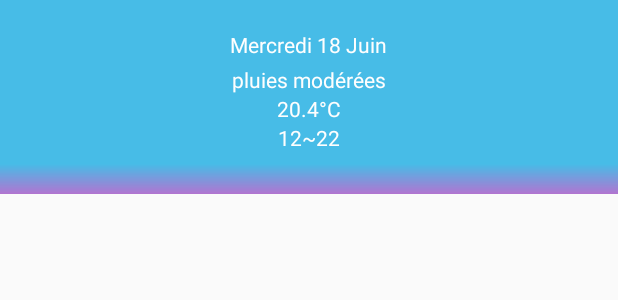
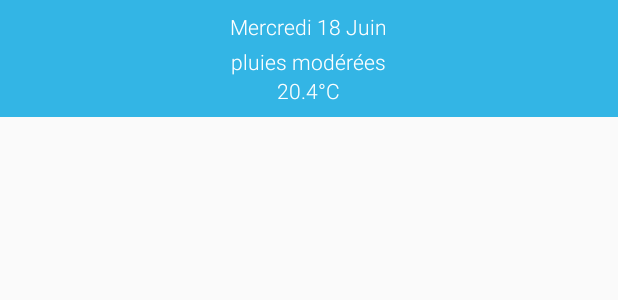
Before and after one commit to tvbarthel/SimpleWeatherForecast, an Android app: the layout row_app_widget.xml on its own in the app's theme, with its tools: preview values and no code run, on a phone screen of 412 x 824 dp. Shown: the top 300 px of the screen. Run offline under Robolectric (Android 15) with nearby library versions, the phone set to English and light mode, and no system bars.

Commit message:
Make widget more readable

```diff
--- a/SimpleWeatherForecast/src/main/res/layout/app_widget.xml
+++ b/SimpleWeatherForecast/src/main/res/layout/app_widget.xml
@@ -8,8 +8,10 @@
         android:id="@+id/app_widget_list_view"
         android:layout_width="match_parent"
         android:layout_height="match_parent"
-        android:dividerHeight="0dp"
-        android:divider="@android:color/transparent"/>
+        android:background="@color/app_widget_background"
+        android:clipToPadding="false"
+        android:divider="@android:color/transparent"
+        android:dividerHeight="@dimen/app_widget_divider_height" />
 
     <ProgressBar
         android:id="@+id/app_widget_empty_view"
--- a/SimpleWeatherForecast/src/main/res/layout/row_app_widget.xml
+++ b/SimpleWeatherForecast/src/main/res/layout/row_app_widget.xml
@@ -6,7 +6,6 @@
     xmlns:tools="http://schemas.android.com/tools"
     android:layout_width="match_parent"
     android:layout_height="wrap_content"
-    android:alpha="0.9"
     android:orientation="vertical">
 
     <LinearLayout
@@ -14,24 +13,25 @@
         android:layout_width="match_parent"
         android:layout_height="wrap_content"
         android:orientation="vertical"
-        tools:background="@color/holo_blue"
-        android:padding="@dimen/default_padding">
+        android:padding="@dimen/default_padding"
+        tools:background="@color/holo_blue">
 
         <TextView
             android:id="@+id/row_app_widget_date"
             android:layout_width="wrap_content"
             android:layout_height="wrap_content"
             android:layout_gravity="center_horizontal"
-            android:layout_marginTop="12dp"
             android:layout_marginBottom="4dp"
+            android:fontFamily="sans-serif-light"
             android:textColor="@android:color/white"
-            tools:text="Mercredi 18 Juin"/>
+            tools:text="Mercredi 18 Juin" />
 
         <TextView
             android:id="@+id/row_app_widget_weather"
             android:layout_width="wrap_content"
             android:layout_height="wrap_content"
             android:layout_gravity="center_horizontal"
+            android:fontFamily="sans-serif-light"
             android:textColor="@android:color/white"
             tools:text="pluies modérées" />
 
@@ -40,25 +40,10 @@
             android:layout_width="wrap_content"
             android:layout_height="wrap_content"
             android:layout_gravity="center_horizontal"
+            android:fontFamily="sans-serif-light"
             android:textColor="@android:color/white"
             tools:text="20.4°C" />
 
-        <TextView
-            android:id="@+id/row_app_widget_min_max"
-            android:layout_width="wrap_content"
-            android:layout_height="wrap_content"
-            android:layout_gravity="center_horizontal"
-            android:textColor="@android:color/white"
-            tools:text="12~22" />
-
     </LinearLayout>
 
-    <LinearLayout
-        android:id="@+id/row_app_widget_gradient"
-        tools:background="@drawable/bg_blue_purple"
-        android:layout_width="match_parent"
-        android:orientation="vertical"
-        android:layout_height="20dp" />
-
-
 </LinearLayout>
--- a/SimpleWeatherForecast/src/main/res/values/colors.xml
+++ b/SimpleWeatherForecast/src/main/res/values/colors.xml
@@ -18,5 +18,7 @@
     <color name="row_more_apps_title_background">#CC333333</color>
     <color name="row_more_apps_title">#FFFFFFFF</color>
 
+    <!-- App Widget -->
+    <color name="app_widget_background">#77000000</color>
 
 </resources>
--- a/SimpleWeatherForecast/src/main/res/values/dimens.xml
+++ b/SimpleWeatherForecast/src/main/res/values/dimens.xml
@@ -9,4 +9,7 @@
     <!-- More apps dialog fragment -->
     <dimen name="dialog_more_app_app_name_padding">32dp</dimen>
     <dimen name="dialog_more_app_logo_padding">8dp</dimen>
+
+    <!-- App Widget -->
+    <dimen name="app_widget_divider_height">4dp</dimen>
 </resources>
--- a/SimpleWeatherForecast/src/main/res/xml/app_widget_provider.xml
+++ b/SimpleWeatherForecast/src/main/res/xml/app_widget_provider.xml
@@ -2,8 +2,8 @@
 
 <appwidget-provider xmlns:android="http://schemas.android.com/apk/res/android"
     android:initialLayout="@layout/app_widget"
-    android:minHeight="40dp"
-    android:minWidth="40dp"
+    android:minHeight="110dp"
+    android:minWidth="110dp"
     android:resizeMode="horizontal|vertical"
     android:updatePeriodMillis="3600000"
     android:widgetCategory="home_screen|keyguard" />
```
Also changed, not shown: SimpleWeatherForecast/src/main/java/fr/tvbarthel/apps/simpleweatherforcast/ui/WeatherRemoteViewsFactory.java (+0 -13 lines).
